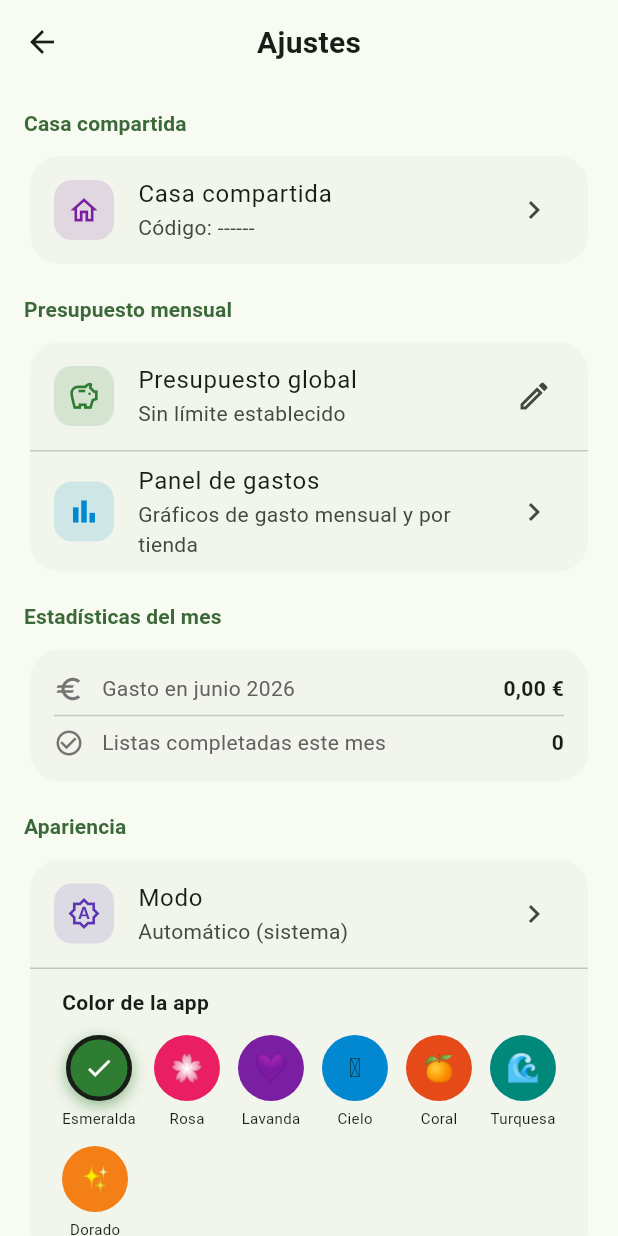
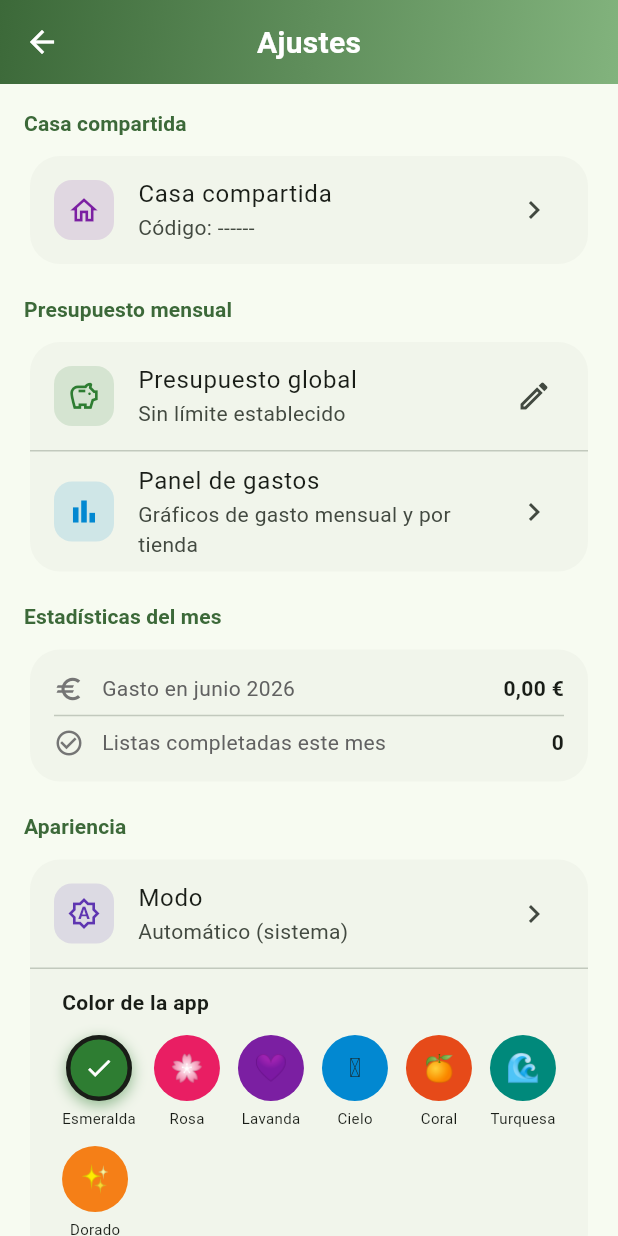
Before and after one commit to rvoroshilov/apkcompras, a Flutter app: the screen it shows after launch, after a tap on the "settings" icon, on a phone screen of 412 x 824 dp. Run offline on Flutter 3.47's test engine with Material 3 defaults, Android fonts, the phone set to English and light mode, and no system bars; our stand-ins replace cloud_firestore, connectivity_plus, file_picker, firebase_auth, firebase_core, fl_chart and 7 more; missing offline and left inert: home_widget, mobile_scanner; accounts and stored records are empty; network calls fail; statements that could not run were skipped.

Commit message:
feat: consistent gradient headers across all main screens
- New GradientAppBar widget: gradient background matching the home hero,
  respects the user's chosen background style (flat/soft/vibrant), white
  foreground for title/icons
- Applied to Despensa, Tiendas, Compra, Actividad and Ajustes
- Shopping tabs restyled white for contrast on the gradient
- Pantry search + filter chips kept on a clean surface panel below the
  gradient title bar

```diff
--- a/lib/screens/activity/activity_screen.dart
+++ b/lib/screens/activity/activity_screen.dart
@@ -2,6 +2,7 @@ import 'package:flutter/material.dart';
 import 'package:intl/intl.dart';
 import '../../models/activity_entry.dart';
 import '../../services/activity_service.dart';
+import '../../widgets/gradient_app_bar.dart';
 
 class ActivityScreen extends StatelessWidget {
   const ActivityScreen({super.key});
@@ -9,7 +10,7 @@ class ActivityScreen extends StatelessWidget {
   @override
   Widget build(BuildContext context) {
     return Scaffold(
-      appBar: AppBar(title: const Text('Actividad')),
+      appBar: const GradientAppBar(title: Text('Actividad')),
       body: StreamBuilder<List<ActivityEntry>>(
         stream: ActivityService().stream(),
         builder: (context, snap) {
--- a/lib/screens/pantry/pantry_screen.dart
+++ b/lib/screens/pantry/pantry_screen.dart
@@ -4,6 +4,7 @@ import 'package:provider/provider.dart';
 import '../../models/pantry_item.dart';
 import '../../providers/pantry_provider.dart';
 import '../../utils/constants.dart';
+import '../../widgets/gradient_app_bar.dart';
 import '../../widgets/pantry_item_card.dart';
 import 'pantry_item_form.dart';
 
@@ -76,7 +77,7 @@ class _PantryScreenState extends State<PantryScreen> {
     final items = _applySort(_applyCategory(provider.filter(_query, _filter)));
 
     return Scaffold(
-      appBar: AppBar(
+      appBar: GradientAppBar(
         title: const Text('Despensa'),
         actions: [
           IconButton(
@@ -98,7 +99,9 @@ class _PantryScreenState extends State<PantryScreen> {
         ],
         bottom: PreferredSize(
           preferredSize: Size.fromHeight(_grouped ? 96 : 148),
-          child: Column(
+          child: Container(
+            color: Theme.of(context).colorScheme.surface,
+            child: Column(
             children: [
               Padding(
                 padding: const EdgeInsets.symmetric(horizontal: 16, vertical: 4),
@@ -165,6 +168,7 @@ class _PantryScreenState extends State<PantryScreen> {
                   ),
                 ),
             ],
+          ),
           ),
         ),
       ),
--- a/lib/screens/settings/settings_screen.dart
+++ b/lib/screens/settings/settings_screen.dart
@@ -15,6 +15,7 @@ import '../../utils/backup_helper.dart';
 import '../../utils/catalog_share_helper.dart';
 import '../../utils/constants.dart';
 import '../../utils/notification_helper.dart';
+import '../../widgets/gradient_app_bar.dart';
 import '../spending/spending_screen.dart';
 import 'house_settings_screen.dart';
 
@@ -30,7 +31,7 @@ class SettingsScreen extends StatelessWidget {
     final houseCode = FirebaseService().houseCode ?? '------';
 
     return Scaffold(
-      appBar: AppBar(title: const Text('Ajustes')),
+      appBar: const GradientAppBar(title: Text('Ajustes')),
       body: ListView(
         padding: const EdgeInsets.all(16),
         children: [
--- a/lib/screens/shopping/shopping_lists_screen.dart
+++ b/lib/screens/shopping/shopping_lists_screen.dart
@@ -3,6 +3,7 @@ import 'package:intl/intl.dart';
 import 'package:provider/provider.dart';
 import '../../models/shopping_list.dart';
 import '../../providers/shopping_provider.dart';
+import '../../widgets/gradient_app_bar.dart';
 import 'shopping_list_screen.dart';
 
 class ShoppingListsScreen extends StatefulWidget {
@@ -36,10 +37,13 @@ class _ShoppingListsScreenState extends State<ShoppingListsScreen>
     final provider = context.watch<ShoppingProvider>();
 
     return Scaffold(
-      appBar: AppBar(
+      appBar: GradientAppBar(
         title: const Text('Listas de compra'),
         bottom: TabBar(
           controller: _tabController,
+          labelColor: Colors.white,
+          unselectedLabelColor: Colors.white70,
+          indicatorColor: Colors.white,
           tabs: const [
             Tab(icon: Icon(Icons.shopping_cart_outlined), text: 'Mis listas'),
             Tab(icon: Icon(Icons.copy_outlined), text: 'Plantillas'),
--- a/lib/screens/supermarkets/supermarkets_screen.dart
+++ b/lib/screens/supermarkets/supermarkets_screen.dart
@@ -4,6 +4,7 @@ import '../../models/supermarket.dart';
 import '../../providers/supermarket_provider.dart';
 import '../../utils/catalog_share_helper.dart';
 import '../../utils/constants.dart';
+import '../../widgets/gradient_app_bar.dart';
 import 'supermarket_products_screen.dart';
 
 class SupermarketsScreen extends StatefulWidget {
@@ -27,7 +28,7 @@ class _SupermarketsScreenState extends State<SupermarketsScreen> {
     final provider = context.watch<SupermarketProvider>();
 
     return Scaffold(
-      appBar: AppBar(title: const Text('Supermercados')),
+      appBar: const GradientAppBar(title: Text('Supermercados')),
       body: provider.loading
           ? const Center(child: CircularProgressIndicator())
           : provider.items.isEmpty
--- /dev/null
+++ b/lib/widgets/gradient_app_bar.dart
@@ -0,0 +1,68 @@
+import 'package:flutter/material.dart';
+import 'package:provider/provider.dart';
+import '../providers/settings_provider.dart';
+
+/// AppBar con fondo degradado coherente con la cabecera de Inicio.
+/// Respeta el estilo de fondo elegido por el usuario (plano/suave/degradado).
+class GradientAppBar extends StatelessWidget implements PreferredSizeWidget {
+  final Widget title;
+  final List<Widget>? actions;
+  final PreferredSizeWidget? bottom;
+  final Widget? leading;
+  final bool centerTitle;
+
+  const GradientAppBar({
+    super.key,
+    required this.title,
+    this.actions,
+    this.bottom,
+    this.leading,
+    this.centerTitle = true,
+  });
+
+  static List<Color> gradientColors(ColorScheme cs, int style) =>
+      switch (style) {
+        0 => [cs.primary, cs.primary],
+        2 => [cs.primary, Color.lerp(cs.primary, cs.tertiary, 0.65)!],
+        _ => [cs.primary, Color.lerp(cs.primary, cs.primaryContainer, 0.55)!],
+      };
+
+  @override
+  Size get preferredSize =>
+      Size.fromHeight(kToolbarHeight + (bottom?.preferredSize.height ?? 0));
+
+  @override
+  Widget build(BuildContext context) {
+    final cs = Theme.of(context).colorScheme;
+    final style = context.watch<SettingsProvider>().backgroundStyle;
+    final colors = gradientColors(cs, style);
+
+    return AppBar(
+      title: title,
+      actions: actions,
+      bottom: bottom,
+      leading: leading,
+      centerTitle: centerTitle,
+      backgroundColor: Colors.transparent,
+      surfaceTintColor: Colors.transparent,
+      foregroundColor: cs.onPrimary,
+      iconTheme: IconThemeData(color: cs.onPrimary),
+      actionsIconTheme: IconThemeData(color: cs.onPrimary),
+      titleTextStyle: TextStyle(
+        color: cs.onPrimary,
+        fontSize: 20,
+        fontWeight: FontWeight.w700,
+        letterSpacing: 0.2,
+      ),
+      flexibleSpace: Container(
+        decoration: BoxDecoration(
+          gradient: LinearGradient(
+            begin: Alignment.topLeft,
+            end: Alignment.bottomRight,
+            colors: colors,
+          ),
+        ),
+      ),
+    );
+  }
+}
```
